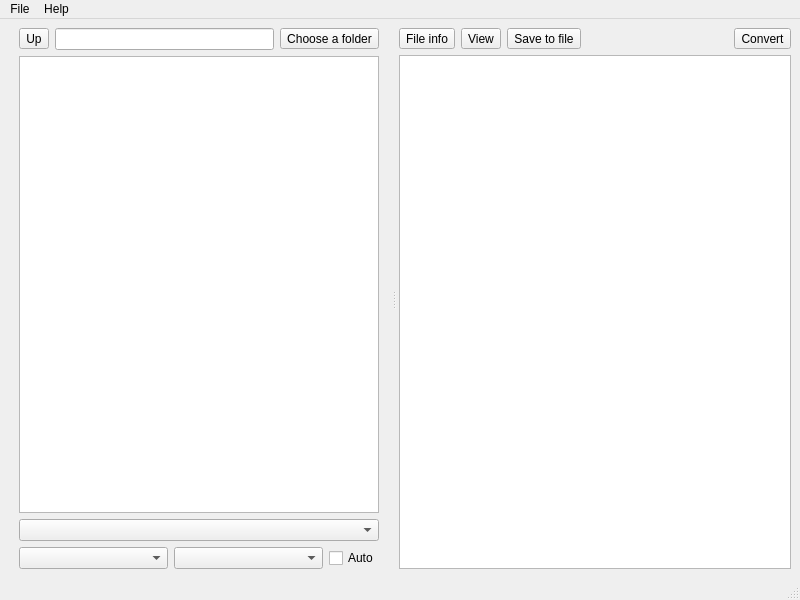
Before: the Qt Designer form src/mainwindow.ui in Ptr314/dsk_commander, drawn with Qt 5.
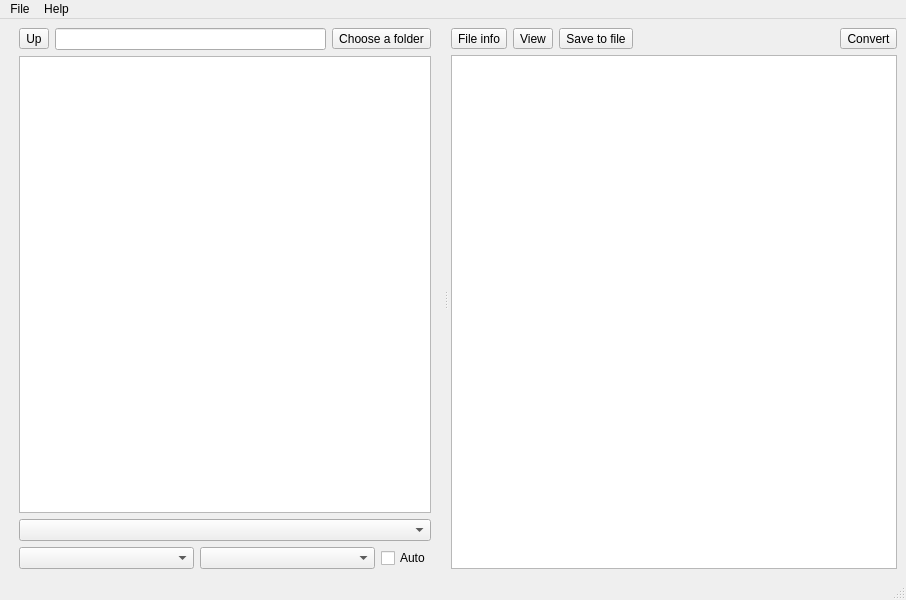
After: the same form once the commit is applied. Icons and pictures are not drawn.

Patch:
```diff
--- a/src/mainwindow.ui
+++ b/src/mainwindow.ui
@@ -6,7 +6,7 @@
    <rect>
     <x>0</x>
     <y>0</y>
-    <width>800</width>
+    <width>906</width>
     <height>600</height>
    </rect>
   </property>
@@ -100,7 +100,7 @@
          </layout>
         </item>
         <item>
-         <layout class="QHBoxLayout" name="horizontalLayout_7">
+         <layout class="QHBoxLayout" name="horizontalLayout_7" stretch="1">
           <property name="leftMargin">
            <number>10</number>
           </property>
@@ -120,7 +120,7 @@
          </layout>
         </item>
         <item>
-         <layout class="QHBoxLayout" name="horizontalLayout_4">
+         <layout class="QHBoxLayout" name="horizontalLayout_4" stretch="0,0,0">
           <property name="leftMargin">
            <number>10</number>
           </property>
@@ -303,7 +303,7 @@
     <rect>
      <x>0</x>
      <y>0</y>
-     <width>800</width>
+     <width>906</width>
      <height>21</height>
     </rect>
    </property>
```
